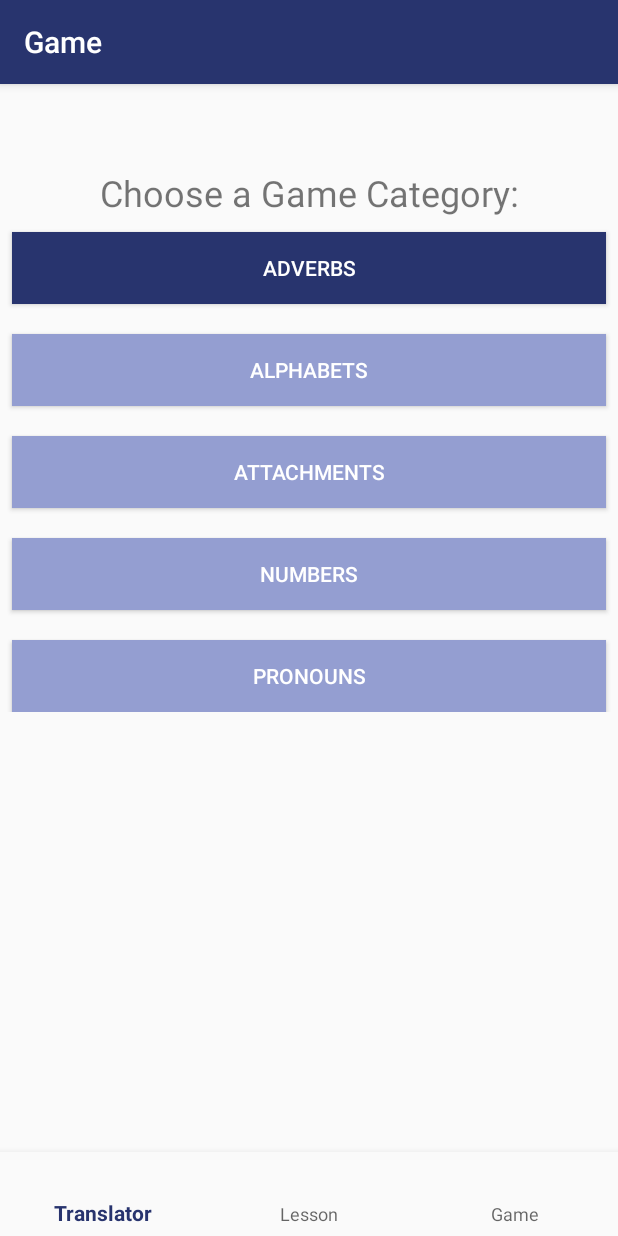
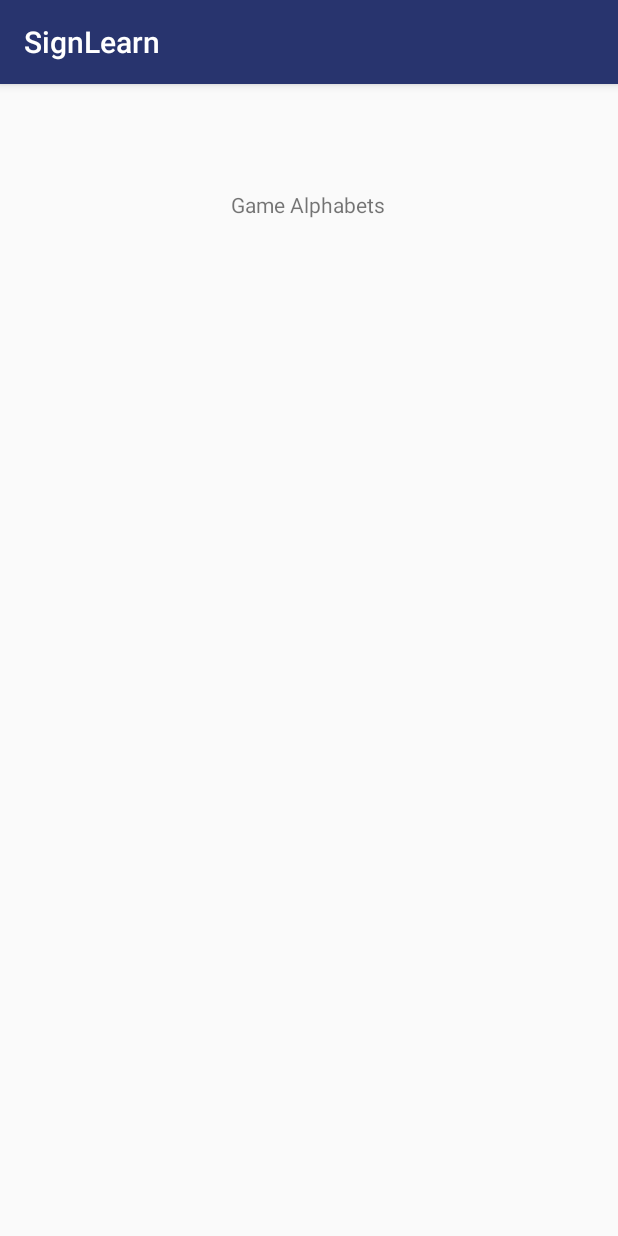
Before and after one commit to ChewBoonZhan/SignLearn, an Android app: the GameFragment screen opened through its navigation route, after a tap on "ALPHABETS", on a phone screen of 412 x 824 dp. Run offline under Robolectric (Android 15) with nearby library versions, the phone set to English and light mode, and no system bars; our stand-ins replace navigation-ui; libraries missing offline, so code that uses them is left out: org.tensorflow.lite; 1 statement that could not run was skipped.

Commit message:
Added screens for each game

```diff
--- a/app/src/main/AndroidManifest.xml
+++ b/app/src/main/AndroidManifest.xml
@@ -23,6 +23,11 @@
                 <category android:name="android.intent.category.LAUNCHER" />
             </intent-filter>
         </activity>
+        <activity android:name=".ui.game.Game_components.Game_adverbs"></activity>
+        <activity android:name=".ui.game.Game_components.Game_pronoun"></activity>
+        <activity android:name=".ui.game.Game_components.Game_numbers"></activity>
+        <activity android:name=".ui.game.Game_components.Game_attachments"></activity>
+        <activity android:name=".ui.game.Game_components.Game_alphabets"></activity>
     </application>
 
 </manifest>
--- a/app/src/main/java/com/example/prototypeb/MainActivity.java
+++ b/app/src/main/java/com/example/prototypeb/MainActivity.java
@@ -40,6 +40,7 @@ public class MainActivity extends AppCompatActivity {
         TranslatorFragment.setActivity_here(MainActivity.this);
         TranslatorFragment.setContext_here(MainActivity.this);
         GameFragment.setGame_context(MainActivity.this);
+        GameFragment.setGame_activity(MainActivity.this);
 
     }
 
--- a/app/src/main/java/com/example/prototypeb/controller/file_connections/Categories.java
+++ b/app/src/main/java/com/example/prototypeb/controller/file_connections/Categories.java
@@ -57,9 +57,7 @@ public class Categories {
         String[] categories = app_data.getCategories();
         boolean unlocked = true;
         for(int i = 0;i<categories.length;i++){
-            if(i ==1){
-                unlocked = false;
-            }
+
             editor.putBoolean(categories[i],unlocked);
         }
     }
--- a/app/src/main/java/com/example/prototypeb/ui/game/GameFragment.java
+++ b/app/src/main/java/com/example/prototypeb/ui/game/GameFragment.java
@@ -1,10 +1,13 @@
 package com.example.prototypeb.ui.game;
 
+import android.app.Activity;
 import android.content.Context;
+import android.content.Intent;
 import android.content.SharedPreferences;
 import android.graphics.Color;
 import android.graphics.PorterDuff;
 import android.os.Bundle;
+import android.util.Log;
 import android.view.Gravity;
 import android.view.LayoutInflater;
 import android.view.View;
@@ -25,11 +28,17 @@ import java.util.HashMap;
 
 import com.example.prototypeb.controller.file_connections.Categories;
 import com.example.prototypeb.controller.app_data.App_data;
+import com.example.prototypeb.ui.game.Game_components.Game_adverbs;
+import com.example.prototypeb.ui.game.Game_components.Game_alphabets;
+import com.example.prototypeb.ui.game.Game_components.Game_attachments;
+import com.example.prototypeb.ui.game.Game_components.Game_numbers;
+import com.example.prototypeb.ui.game.Game_components.Game_pronoun;
 
 public class GameFragment extends Fragment {
 
     private GameViewModel gameViewModel;
     private static Context game_context;
+    private static Activity game_activity;
     private View game_root;
     private ArrayList <Button> category_buttons;
     private Categories categories;
@@ -65,16 +74,10 @@ public class GameFragment extends Fragment {
             String category = categories[i];
             boolean unlocked = sharedPreferences.getBoolean(category,false);
             if(unlocked){
+
                 Button category_is_unlocked = category_buttons.get(i);
                 category_is_unlocked.setBackgroundColor(Color.parseColor(app_data.getButton_default_color()));
-                category_is_unlocked.setOnClickListener(new View.OnClickListener() {
-                    @Override
-                    public void onClick(View v) {
-                        go_to_game_screen();
-
-
-                    }
-                });
+                add_onclick_to_button(category_is_unlocked,i);
 
             }
             else{
@@ -106,11 +109,69 @@ public class GameFragment extends Fragment {
 
         toast.show();
     }
+    private void add_onclick_to_button(Button button, int index){
+        if(index == 0){
+            button.setOnClickListener(new View.OnClickListener() {
+                @Override
+                public void onClick(View v) {
+                    Intent intent = new Intent(v.getContext(), Game_adverbs.class);
+                    startActivity(intent);
 
-    private void go_to_game_screen(){
+
+                }
+            });
+        }
+        else if(index == 1){
+            button.setOnClickListener(new View.OnClickListener() {
+                @Override
+                public void onClick(View v) {
+                    Intent intent = new Intent(v.getContext(), Game_alphabets.class);
+                    startActivity(intent);
+
+
+                }
+            });
+        }
+        else if(index == 2){
+            button.setOnClickListener(new View.OnClickListener() {
+                @Override
+                public void onClick(View v) {
+                    Intent intent = new Intent(v.getContext(), Game_attachments.class);
+                    startActivity(intent);
+
+
+                }
+            });
+        }
+        else if(index == 3){
+            button.setOnClickListener(new View.OnClickListener() {
+                @Override
+                public void onClick(View v) {
+                    Intent intent = new Intent(v.getContext(), Game_numbers.class);
+                    startActivity(intent);
+
+
+                }
+            });
+        }
+        else if(index == 4){
+            button.setOnClickListener(new View.OnClickListener() {
+                @Override
+                public void onClick(View v) {
+                    Intent intent = new Intent(v.getContext(), Game_pronoun.class);
+                    startActivity(intent);
+                }
+            });
+        }
 
     }
+
     public static void setGame_context(Context context){
         game_context = context;
     }
+    public static void setGame_activity(Activity activity){game_activity = activity;}
+
+    public static Activity getGame_activity(){
+        return game_activity;
+    }
 }
--- /dev/null
+++ b/app/src/main/java/com/example/prototypeb/ui/game/Game_components/Game_alphabets.java
@@ -0,0 +1,15 @@
+package com.example.prototypeb.ui.game.Game_components;
+
+import android.os.Bundle;
+import android.support.annotation.Nullable;
+import android.support.v7.app.AppCompatActivity;
+
+import com.example.prototypeb.R;
+
+public class Game_alphabets extends AppCompatActivity {
+    @Override
+    protected void onCreate(@Nullable Bundle savedInstanceState) {
+        super.onCreate(savedInstanceState);
+        setContentView(R.layout.game_alphabets);
+    }
+}
--- /dev/null
+++ b/app/src/main/res/layout/game_alphabets.xml
@@ -0,0 +1,20 @@
+<?xml version="1.0" encoding="utf-8"?>
+<android.support.constraint.ConstraintLayout
+    xmlns:android="http://schemas.android.com/apk/res/android"
+    xmlns:app="http://schemas.android.com/apk/res-auto"
+    xmlns:tools="http://schemas.android.com/tools"
+    android:layout_width="match_parent"
+    android:layout_height="match_parent">
+
+    <TextView
+        android:id="@+id/textView2"
+        android:layout_width="wrap_content"
+        android:layout_height="wrap_content"
+        android:text="Game Alphabets"
+        app:layout_constraintBottom_toBottomOf="parent"
+        app:layout_constraintEnd_toEndOf="parent"
+        app:layout_constraintHorizontal_bias="0.498"
+        app:layout_constraintStart_toStartOf="parent"
+        app:layout_constraintTop_toTopOf="parent"
+        app:layout_constraintVertical_bias="0.094" />
+</android.support.constraint.ConstraintLayout>
```
Also changed, not shown: app/src/main/java/com/example/prototypeb/ui/game/Game_components/Game_adverbs.java (added, +20 -0 lines), app/src/main/java/com/example/prototypeb/ui/game/Game_components/Game_attachments.java (added, +15 -0 lines), app/src/main/java/com/example/prototypeb/ui/game/Game_components/Game_numbers.java (added, +15 -0 lines), app/src/main/java/com/example/prototypeb/ui/game/Game_components/Game_pronoun.java (added, +15 -0 lines), app/src/main/res/layout/game_adverbs.xml (added, +20 -0 lines), app/src/main/res/layout/game_attachments.xml (added, +18 -0 lines), app/src/main/res/layout/game_numbers.xml (added, +20 -0 lines), app/src/main/res/layout/game_pronoun.xml (added, +19 -0 lines).
